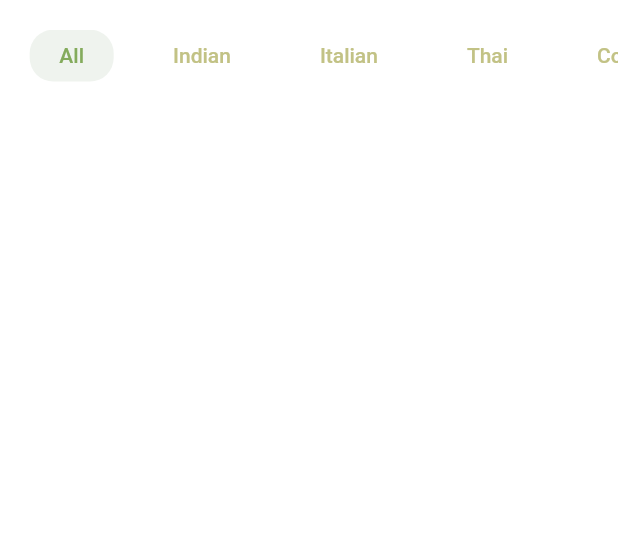
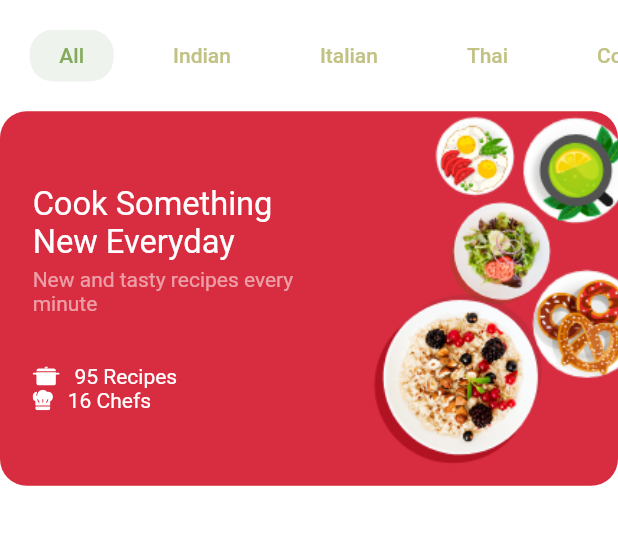
Before and after one commit to Advaith98/Flutter_UI_developement, a Flutter app: the screen it shows after launch, on a phone screen of 412 x 824 dp, the part 84-629 px from its top. Run offline on Flutter 3.47's test engine with Material 2 defaults, Android fonts, the phone set to English and light mode, and no system bars; our stand-ins replace flutter_svg.

Commit message:
Making money moves here

```diff
--- a/lib/models/recipeBundle.dart
+++ b/lib/models/recipeBundle.dart
@@ -22,7 +22,7 @@ List<RecipeBundle> recipeBundles = [
       recipes: 95,
       title: "Cook Something New Everyday",
       description: "New and tasty recipes every minute",
-      imageSrc: "assets\images\food_court@2x.png",
+      imageSrc: "assets/images/cook_new@2x.png",
       color: Color(0xFFD82D40)),
   RecipeBundle(
       id: 2,
@@ -30,7 +30,7 @@ List<RecipeBundle> recipeBundles = [
       recipes: 26,
       title: "Best of 2020",
       description: "Cook recipes for special occasions",
-      imageSrc: "assets\images\best_2020@2x.png",
+      imageSrc: "assets/images/best_2020@2x.png",
       color: Color(0xFF90AF17)),
   RecipeBundle(
       id: 3,
@@ -38,6 +38,6 @@ List<RecipeBundle> recipeBundles = [
       recipes: 43,
       title: "Food Court",
       description: "What's your favorite food dish make it now",
-      imageSrc: "assets\images\food_court@2x.png",
+      imageSrc: "assets/images/food_court@2x.png",
       color: Color(0xFF2DBBD8))
 ];
--- a/lib/screens/home/components/body.dart
+++ b/lib/screens/home/components/body.dart
@@ -1,6 +1,11 @@
 import 'package:first_UI_app/constants.dart';
+import 'package:first_UI_app/models/recipeBundle.dart';
+import 'package:first_UI_app/screens/home/components/recipe_bundle_card.dart';
 import 'package:first_UI_app/size_config.dart';
 import 'package:flutter/material.dart';
+import 'package:flutter_svg/flutter_svg.dart';
+
+import 'categories.dart';
 
 class Body extends StatelessWidget {
   @override
@@ -8,69 +13,8 @@ class Body extends StatelessWidget {
     return Column(
       children: <Widget>[
         Categories(),
+        RecipeBundleCard(),
       ],
     );
   }
 }
-
-class Categories extends StatefulWidget {
-  @override
-  _CategoriesState createState() => _CategoriesState();
-}
-
-class _CategoriesState extends State<Categories> {
-  List<String> categories = [
-    "All",
-    "Indian",
-    "Italian",
-    "Thai",
-    "Continental",
-    "Mexican",
-    "Korean"
-  ];
-  int selectedIndex = 0;
-  @override
-  Widget build(BuildContext context) {
-    return Padding(
-      padding: EdgeInsets.symmetric(vertical: SizeConfig.defaultSize * 2),
-      child: SizedBox(
-        height: SizeConfig.defaultSize * 3.5,
-        child: ListView.builder(
-          scrollDirection: Axis.horizontal,
-          itemCount: categories.length,
-          itemBuilder: (context, index) => buildCategoryItem(index),
-        ),
-      ),
-    );
-  }
-
-  Widget buildCategoryItem(int index) {
-    return GestureDetector(
-      onTap: () {
-        setState(() {
-          selectedIndex = index;
-        });
-      },
-      child: Container(
-        alignment: Alignment.center,
-        margin: EdgeInsets.only(left: SizeConfig.defaultSize * 2),
-        padding: EdgeInsets.symmetric(
-          horizontal: SizeConfig.defaultSize * 2,
-          vertical: SizeConfig.defaultSize * 0.5,
-        ),
-        decoration: BoxDecoration(
-          color:
-              selectedIndex == index ? Color(0xFFEFF3EE) : Colors.transparent,
-          borderRadius: BorderRadius.circular(SizeConfig.defaultSize * 1.6),
-        ),
-        child: Text(
-          categories[index],
-          style: TextStyle(
-            fontWeight: FontWeight.w500,
-            color: selectedIndex == index ? kPrimaryColor : Color(0xFFC2C285),
-          ),
-        ),
-      ),
-    );
-  }
-}
--- /dev/null
+++ b/lib/screens/home/components/categories.dart
@@ -0,0 +1,66 @@
+import 'package:flutter/material.dart';
+
+import '../../../constants.dart';
+import '../../../size_config.dart';
+
+class Categories extends StatefulWidget {
+  @override
+  _CategoriesState createState() => _CategoriesState();
+}
+
+class _CategoriesState extends State<Categories> {
+  List<String> categories = [
+    "All",
+    "Indian",
+    "Italian",
+    "Thai",
+    "Continental",
+    "Mexican",
+    "Korean"
+  ];
+  int selectedIndex = 0;
+  @override
+  Widget build(BuildContext context) {
+    return Padding(
+      padding: EdgeInsets.symmetric(vertical: SizeConfig.defaultSize * 2),
+      child: SizedBox(
+        height: SizeConfig.defaultSize * 3.5,
+        child: ListView.builder(
+          scrollDirection: Axis.horizontal,
+          itemCount: categories.length,
+          itemBuilder: (context, index) => buildCategoryItem(index),
+        ),
+      ),
+    );
+  }
+
+  Widget buildCategoryItem(int index) {
+    return GestureDetector(
+      onTap: () {
+        setState(() {
+          selectedIndex = index;
+        });
+      },
+      child: Container(
+        alignment: Alignment.center,
+        margin: EdgeInsets.only(left: SizeConfig.defaultSize * 2),
+        padding: EdgeInsets.symmetric(
+          horizontal: SizeConfig.defaultSize * 2,
+          vertical: SizeConfig.defaultSize * 0.5,
+        ),
+        decoration: BoxDecoration(
+          color:
+              selectedIndex == index ? Color(0xFFEFF3EE) : Colors.transparent,
+          borderRadius: BorderRadius.circular(SizeConfig.defaultSize * 1.6),
+        ),
+        child: Text(
+          categories[index],
+          style: TextStyle(
+            fontWeight: FontWeight.w500,
+            color: selectedIndex == index ? kPrimaryColor : Color(0xFFC2C285),
+          ),
+        ),
+      ),
+    );
+  }
+}
--- /dev/null
+++ b/lib/screens/home/components/recipe_bundle_card.dart
@@ -0,0 +1,94 @@
+import 'package:first_UI_app/models/recipeBundle.dart';
+import 'package:flutter/material.dart';
+import 'package:flutter_svg/flutter_svg.dart';
+
+import '../../../size_config.dart';
+
+class RecipeBundleCard extends StatelessWidget {
+  @override
+  Widget build(BuildContext context) {
+    double defaultSize = SizeConfig.defaultSize;
+    return AspectRatio(
+      aspectRatio: 1.65,
+      child: Container(
+        decoration: BoxDecoration(
+          borderRadius: BorderRadius.circular(defaultSize * 1.8),
+          color: recipeBundles[0].color,
+        ),
+        child: Row(
+          children: <Widget>[
+            Expanded(
+              child: Padding(
+                padding: EdgeInsets.all(defaultSize * 2.2),
+                child: Column(
+                  children: <Widget>[
+                    Spacer(),
+                    Text(
+                      recipeBundles[0].title,
+                      style: TextStyle(
+                        fontSize: defaultSize * 2.2,
+                        color: Colors.white,
+                      ),
+                      maxLines: 2,
+                      overflow: TextOverflow.ellipsis,
+                    ),
+                    SizedBox(
+                      height: defaultSize * 0.5,
+                    ),
+                    Text(
+                      recipeBundles[0].description,
+                      style: TextStyle(
+                        color: Colors.white54,
+                      ),
+                      maxLines: 2,
+                      overflow: TextOverflow.ellipsis,
+                    ),
+                    Spacer(),
+                    SizedBox(
+                      height: defaultSize * 0.5,
+                    ),
+                    buildInfoRow(
+                      defaultSize,
+                      iconSrc: "assets/icons/pot.svg",
+                      text: "${recipeBundles[0].recipes} Recipes",
+                    ),
+                    buildInfoRow(
+                      defaultSize,
+                      iconSrc: "assets/icons/chef.svg",
+                      text: "${recipeBundles[0].chefs} Chefs",
+                    ),
+                    Spacer()
+                  ],
+                ),
+              ),
+            ),
+            SizedBox(
+              width: defaultSize * 0.5,
+            ),
+            AspectRatio(
+              aspectRatio: 0.71,
+              child: Image.asset(
+                recipeBundles[0].imageSrc,
+                fit: BoxFit.cover,
+                alignment: Alignment.centerLeft,
+              ),
+            )
+          ],
+        ),
+      ),
+    );
+  }
+
+  Row buildInfoRow(double defaultSize, {String iconSrc, text}) {
+    return Row(
+      children: <Widget>[
+        SvgPicture.asset(iconSrc),
+        SizedBox(width: defaultSize),
+        Text(
+          text,
+          style: TextStyle(color: Colors.white),
+        )
+      ],
+    );
+  }
+}
```
